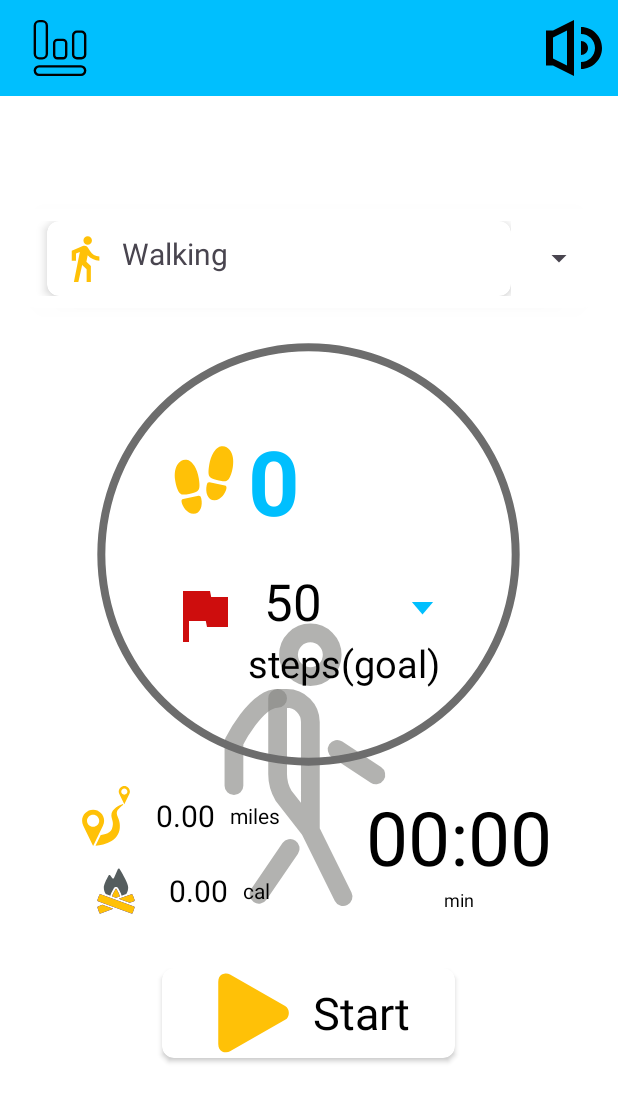
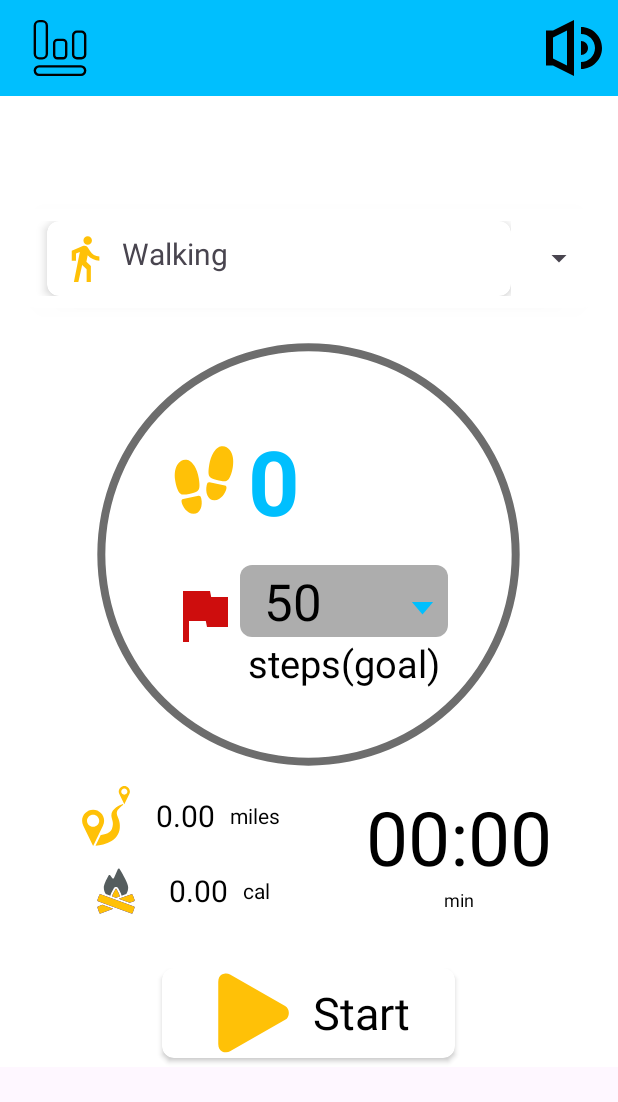
Before and after one commit to prathvihan1008/QuickWalk, an Android app: the screen it shows after launch (MainActivity), on a phone screen of 412 x 824 dp. Shown: the top 1102 px of the screen. Run offline under Robolectric (Android 15) with nearby library versions, the light colour scheme and no system bars; our stand-ins replace AdMob.

Commit message:
Fixed the bug for android 13 and above

```diff
--- a/app/build.gradle.kts
+++ b/app/build.gradle.kts
@@ -8,10 +8,10 @@ android {
 
     defaultConfig {
         applicationId = "com.prathvihan1008.quickwalk"
-        minSdk = 24
+        minSdk = 26
         targetSdk = 34
-        versionCode = 5
-        versionName = "5.0"
+        versionCode = 8
+        versionName = "8.2"
 
         testInstrumentationRunner = "androidx.test.runner.AndroidJUnitRunner"
     }
--- a/app/src/main/res/drawable/goal_custom_spinner_background.xml
+++ b/app/src/main/res/drawable/goal_custom_spinner_background.xml
@@ -4,8 +4,8 @@
     <!-- Background shape -->
     <item>
         <shape android:shape="rectangle">
-            <solid android:color="#00FFFFFF" />
-            <corners android:radius="4dp" />
+            <solid android:color="?attr/light_background" />
+            <corners android:radius="8dp" />
         </shape>
     </item>
     <!-- Arrow -->
--- a/app/src/main/res/layout/activity_main.xml
+++ b/app/src/main/res/layout/activity_main.xml
@@ -5,6 +5,10 @@
     android:layout_width="match_parent"
     android:background="?attr/backgroundColor"
     android:layout_height="wrap_content">
+
+    <ScrollView
+        android:layout_width="match_parent"
+        android:layout_height="match_parent">
 
     <RelativeLayout
         android:layout_width="match_parent"
@@ -121,7 +125,7 @@
 
 
 
-
+    </ScrollView>
 
     <!-- Content of the bottom sheet -->
 </androidx.coordinatorlayout.widget.CoordinatorLayout>
--- a/app/src/main/res/layout/fragment_jog.xml
+++ b/app/src/main/res/layout/fragment_jog.xml
@@ -10,13 +10,7 @@
 
 
 
-    <ImageView
-        android:layout_width="wrap_content"
-        android:layout_height="wrap_content"
-        android:layout_centerInParent="true"
-        android:background="@drawable/jog"
 
-        android:scaleType="centerCrop" />
 <LinearLayout
 
     android:layout_width="match_parent"
--- a/app/src/main/res/layout/fragment_walk.xml
+++ b/app/src/main/res/layout/fragment_walk.xml
@@ -12,15 +12,7 @@
 
 
 
-    <ImageView
-        android:layout_width="wrap_content"
-        android:layout_height="wrap_content"
-        android:gravity="center"
-        android:layout_centerInParent="true"
 
-        android:background="@drawable/walk"
-        android:scaleType="centerCrop"
-         />
 
 
     <LinearLayout
--- a/app/src/main/res/values-night/themes.xml
+++ b/app/src/main/res/values-night/themes.xml
@@ -6,6 +6,7 @@
         <item name="text_color">@color/white</item>
         <item name="backgroundColorOpp">@color/white</item>
         <item name="colorPrimary">@color/custom_primary</item>
+        <item name="light_background">@color/light_white</item>
         <!-- <item name="colorPrimary">@color/my_dark_primary</item> -->
     </style>
 </resources>
--- a/app/src/main/res/values/attrs.xml
+++ b/app/src/main/res/values/attrs.xml
@@ -4,6 +4,8 @@
     <attr name="backgroundColor" format="reference|color" />
     <attr name="text_color" format="reference|string"/>
     <attr name="backgroundColorOpp" format="reference|string"/>
+    <attr name="light_background" format="reference|string"/>
+
 
 
 
--- a/app/src/main/res/values/colors.xml
+++ b/app/src/main/res/values/colors.xml
@@ -5,6 +5,9 @@
     <color name="grey">#6F6F6F</color>
     <color name="back_botton">#000000</color>
     <color name="blue">#00BCD4</color>
+    <color name="light_grey">#24000000</color>
+    <color name="light_black">#52000000</color>
+    <color name="light_white">#7BFFFFFF</color>
 
     <color name="custom_primary">#00BFFE</color>
 
--- a/app/src/main/res/values/themes.xml
+++ b/app/src/main/res/values/themes.xml
@@ -6,6 +6,8 @@
         <item name="backgroundColorOpp">@color/black</item>
         <item name="text_color">@color/black</item>
         <item name="colorPrimary">@color/custom_primary</item>
+        <item name="light_background">@color/light_black</item>
+
         <!-- <item name="colorPrimary">@color/my_light_primary</item> -->
     </style>
 
```
Also changed, not shown: app/src/main/AndroidManifest.xml (+5 -3 lines), app/src/main/java/com/prathvihan1008/quickwalk/MainActivity.java (+9 -3 lines), app/src/main/java/com/prathvihan1008/quickwalk/StepCountingService.java (+7 -2 lines), app/src/main/res/layout/fragment_bike.xml (+0 -7 lines), 1 other file.
